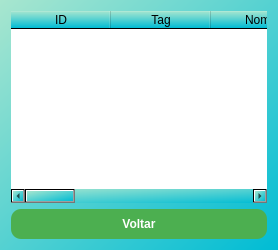
This is service_tag_manager/view/ui_historico.ui in jonatastz/Projeto_Inovacao as Qt 5 draws it before an edit. The edited form follows.
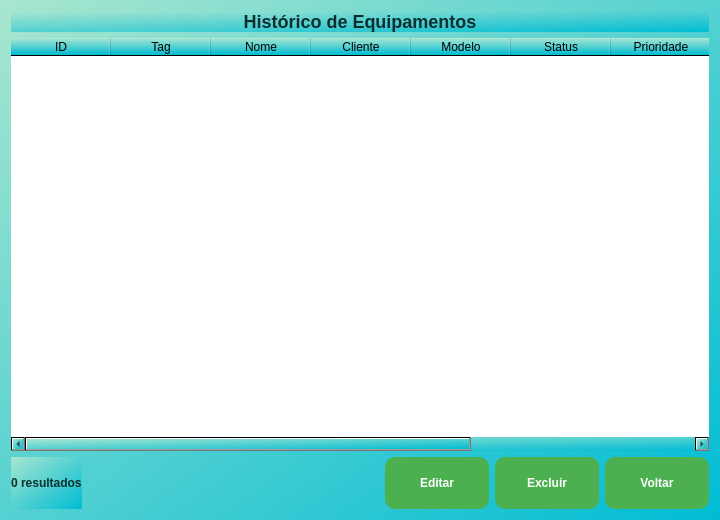
This is the edited form.

```diff
--- a/service_tag_manager/view/ui_historico.ui
+++ b/service_tag_manager/view/ui_historico.ui
@@ -5,16 +5,33 @@
   <property name="windowTitle">
    <string>HISTÓRICO DE EQUIPAMENTOS</string>
   </property>
+  <property name="minimumSize">
+   <size><width>720</width><height>520</height></size>
+  </property>
   <property name="styleSheet">
    <string notr="true"><![CDATA[
     QWidget { background: qlineargradient(spread:pad, x1:0, y1:0, x2:1, y2:1, stop:0 #a8e6cf, stop:1 #00bcd4); font-size: 12px; }
-    QPushButton { background-color: #4CAF50; color: white; border-radius: 10px; padding: 8px 16px; font-weight: 600; }
+    QLabel { color: #0b2f2f; font-weight: 700; }
+    QPushButton {
+        background-color: #4CAF50; color: white; border-radius: 10px;
+        padding: 6px 12px; font-weight: 600; min-width: 80px; min-height: 40px;
+    }
     QPushButton:hover { background-color: #45a049; }
     QTableWidget { background-color: #ffffff; border-radius: 6px; }
    ]]></string>
   </property>
 
-  <layout class="QVBoxLayout" name="verticalLayout">
+  <layout class="QVBoxLayout" name="verticalLayout" stretch="0,1,0">
+   <!-- Título -->
+   <item>
+    <widget class="QLabel" name="lbl_title">
+     <property name="text"><string>Histórico de Equipamentos</string></property>
+     <property name="alignment"><set>Qt::AlignHCenter</set></property>
+     <property name="styleSheet"><string notr="true">font-size: 18px; font-weight: 700; color:#0b2f2f;</string></property>
+    </widget>
+   </item>
+
+   <!-- Tabela -->
    <item>
     <widget class="QTableWidget" name="table_historico">
      <property name="columnCount"><number>9</number></property>
@@ -31,9 +48,13 @@
    </item>
 
    <item>
-    <widget class="QPushButton" name="btn_voltar_historico">
-     <property name="text"><string>Voltar</string></property>
-    </widget>
+    <layout class="QHBoxLayout" name="hl_bottom">
+     <item><widget class="QLabel" name="lbl_count_h"><property name="text"><string>0 resultados</string></property></widget></item>
+     <item><spacer><property name="orientation"><enum>Qt::Horizontal</enum></property><property name="sizeHint"><size><width>40</width><height>20</height></size></property></spacer></item>
+     <item><widget class="QPushButton" name="btn_editar_h"><property name="text"><string>Editar</string></property></widget></item>
+     <item><widget class="QPushButton" name="btn_excluir_h"><property name="text"><string>Excluir</string></property></widget></item>
+     <item><widget class="QPushButton" name="btn_voltar_historico"><property name="text"><string>Voltar</string></property></widget></item>
+    </layout>
    </item>
   </layout>
  </widget>
```
Left out of the diff: 1 changed line with no effect on the pictures.
